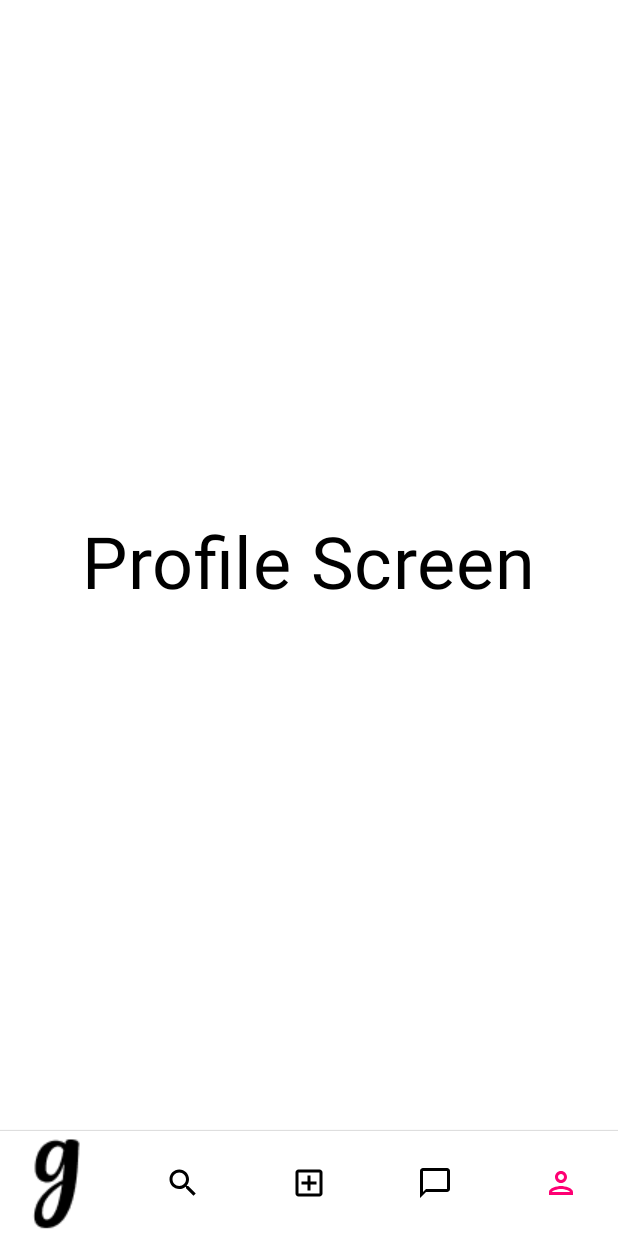
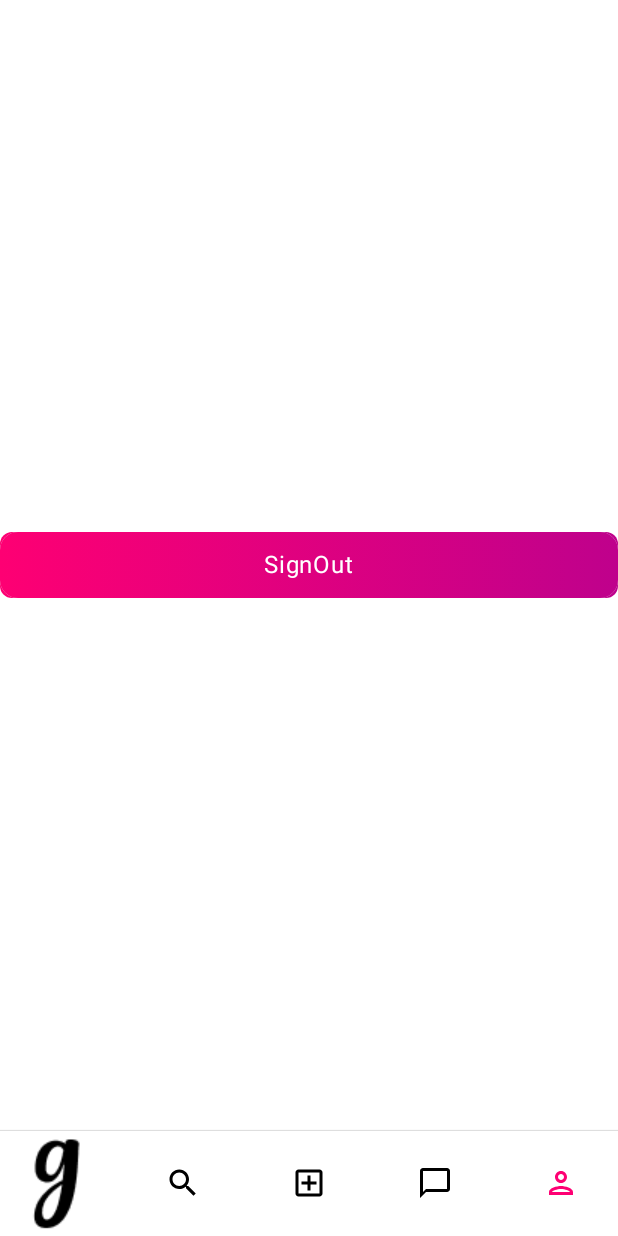
Before and after one commit to cevdetkilickeser/Gardrops, an Android app built with Jetpack Compose: the ProfileScreen screen opened through its navigation route, on a phone screen of 412 x 824 dp. Run offline under Robolectric (Android 15) with nearby library versions, the phone set to English and light mode, and no system bars; our stand-ins replace Dagger/Hilt's generated code, Firebase (no records; nobody signed in at launch, a user with empty details on screens opened directly); pictures from the network do not load.

Commit message:
sign out button added to profile screen

```diff
--- a/app/src/main/java/com/cevdetkilickeser/gardrops/navigation/AppNavigation.kt
+++ b/app/src/main/java/com/cevdetkilickeser/gardrops/navigation/AppNavigation.kt
@@ -179,7 +179,7 @@ fun AppNavigation(
             NotificationScreen()
         }
         composable<Screen.Profile> {
-            ProfileScreen()
+            ProfileScreen(navController = navController)
         }
     }
 }
--- a/app/src/main/java/com/cevdetkilickeser/gardrops/ui/screen/profile/ProfileScreen.kt
+++ b/app/src/main/java/com/cevdetkilickeser/gardrops/ui/screen/profile/ProfileScreen.kt
@@ -2,15 +2,24 @@ package com.cevdetkilickeser.gardrops.ui.screen.profile
 
 import androidx.compose.foundation.layout.Box
 import androidx.compose.foundation.layout.fillMaxSize
-import androidx.compose.material3.Text
 import androidx.compose.runtime.Composable
 import androidx.compose.ui.Alignment
 import androidx.compose.ui.Modifier
-import androidx.compose.ui.unit.sp
+import androidx.navigation.NavController
+import com.cevdetkilickeser.gardrops.navigation.Screen
+import com.cevdetkilickeser.gardrops.ui.screen.authentication.entrypoint.composable.GradientButton
+import com.google.firebase.Firebase
+import com.google.firebase.auth.auth
 
 @Composable
-fun ProfileScreen(modifier: Modifier = Modifier) {
+fun ProfileScreen(modifier: Modifier = Modifier,navController: NavController) {
     Box(modifier = modifier.fillMaxSize(), contentAlignment = Alignment.Center) {
-        Text(text = "Profile Screen", fontSize = 48.sp)
+        GradientButton(
+            text = "SignOut",
+            onClick = {
+                Firebase.auth.signOut()
+                navController.navigate(Screen.EntryPoint)
+            }
+        )
     }
 }
```
